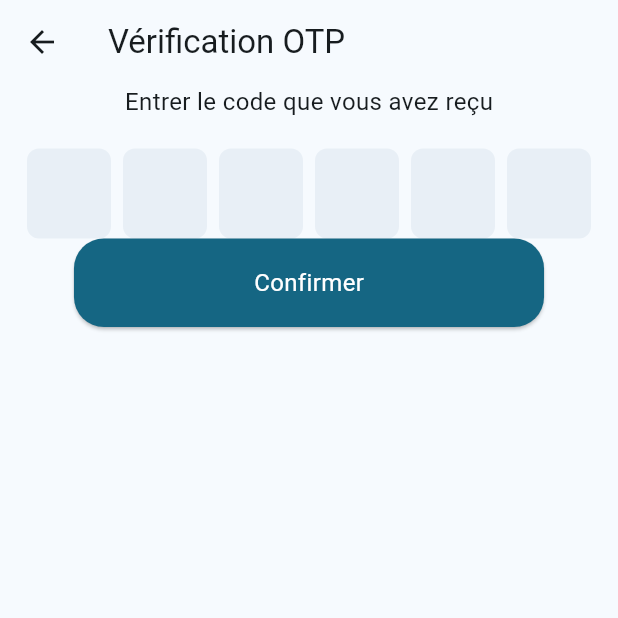
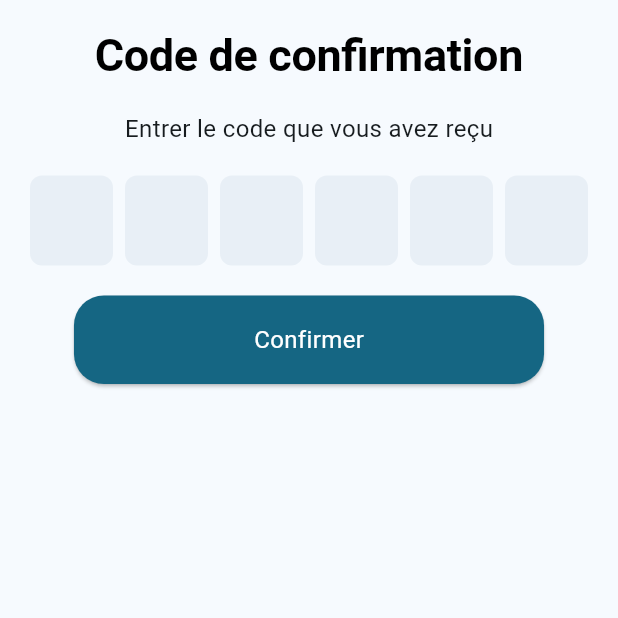
Before and after one commit to eunicemeye18/MediCare, a Flutter app: the VerificationOtpScreen screen opened by its route, on a phone screen of 412 x 824 dp, the top half of it. Run offline on Flutter 3.47's test engine with Material 3 defaults, Android fonts, the phone set to English and light mode, and no system bars; drawn by our look-alikes of pinput; Roboto replaces fonts that are missing (Poppins, inter).

Commit message:
3 commit

```diff
--- a/lib/onboarding/screens/confirmation_screen.dart
+++ b/lib/onboarding/screens/confirmation_screen.dart
@@ -1,5 +1,5 @@
 import 'package:flutter/material.dart';
-import 'package:medicare/onboarding/screens/home_page.dart';
+// import 'package:medicare/onboarding/screens/home_page.dart';
 import 'package:medicare/widgets/custom_elevated_button.dart';
 import 'package:medicare/widgets/custom_text_form_field.dart';
 
--- a/lib/onboarding/screens/login_doctor_screen.dart
+++ b/lib/onboarding/screens/login_doctor_screen.dart
@@ -1,5 +1,5 @@
 import 'package:flutter/material.dart';
-import 'package:medicare/onboarding/screens/confirmation_screen.dart';
+// import 'package:medicare/onboarding/screens/confirmation_screen.dart';
 import 'package:medicare/widgets/custom_elevated_button.dart';
 import 'package:medicare/widgets/custom_text_form_field.dart';
 import 'package:pinput/pinput.dart';
@@ -50,10 +50,11 @@ class _LoginDoctorScreenState extends State<LoginDoctorScreen> {
                 CustomElevatedButton(
                   text: "Valider",
                   onPressed: () {
-                    Navigator.push(
-                      context,
-                      MaterialPageRoute(builder: (_) => ConfirmationScreen()),
-                    );
+                    // Navigator.push(
+                    //   context,
+                    //   MaterialPageRoute(builder: (_) => ConfirmationScreen()),
+                    // );
+                    Navigator.pushNamed(context, '/confirmation');
                   },
                 ),
               ],
@@ -62,6 +63,6 @@ class _LoginDoctorScreenState extends State<LoginDoctorScreen> {
         ),
       ),
     );
-    ;
+
   }
 }
--- a/lib/onboarding/screens/login_screen.dart
+++ b/lib/onboarding/screens/login_screen.dart
@@ -50,6 +50,7 @@ class _LoginScreenState extends State<LoginScreen> {
                       context,
                       MaterialPageRoute(builder: (_) => ForgotPassword()),
                     );
+                    Navigator.pushNamed(context, '/forgot_password');
                   },
                   child: Text("Mot de passe oublié ?"),
                 ),
--- a/lib/onboarding/screens/verification_otp_screen.dart
+++ b/lib/onboarding/screens/verification_otp_screen.dart
@@ -1,4 +1,5 @@
 import 'package:flutter/material.dart';
+// import 'package:medicare/onboarding/screens/confirmation_screen.dart';
 import 'package:medicare/widgets/custom_elevated_button.dart';
 import 'package:pinput/pinput.dart';
 
@@ -12,20 +13,37 @@ class VerificationOtpScreen extends StatefulWidget {
 class _VerificationOtpScreenState extends State<VerificationOtpScreen> {
   @override
   Widget build(BuildContext context) {
-    return Scaffold(
-      appBar: AppBar(
-        title: Text("Vérification OTP"),
-      ),
-      body: Center(
-        child: Column(
-          children: [
-            Text("Entrer le code que vous avez reçu"),
-            SizedBox(height: 20),
-            Pinput(
-              length: 6,
+    return SafeArea(
+      child: Scaffold(
+        body: Padding(
+          padding: const EdgeInsets.all(20),
+          child: Center(
+            child: Column(
+              children: [
+                Text(
+                  'Code de confirmation',
+                  style: Theme.of(
+                    context,
+                  ).textTheme.displayLarge?.copyWith(fontSize: 30),
+                ),
+                SizedBox(height: 20),
+                Text("Entrer le code que vous avez reçu"),
+                SizedBox(height: 20),
+                Pinput(length: 6),
+                SizedBox(height: 20),
+                CustomElevatedButton(
+                  text: "Confirmer",
+                  onPressed: () {
+                    // Navigator.push(
+                    //   context,
+                    //   MaterialPageRoute(builder: (_) => ConfirmationScreen()),
+                    // );
+                    Navigator.pushNamed(context, '/confirmation');
+                  },
+                ),
+              ],
             ),
-            CustomElevatedButton(text: "Confirmer", onPressed: (){})
-          ],
+          ),
         ),
       ),
     );
```
Also changed, not shown: lib/main.dart (+4 -4 lines), lib/onboarding/screens/forgot_password.dart (+6 -5 lines), lib/onboarding/screens/sign_up_screen.dart (+6 -5 lines).
